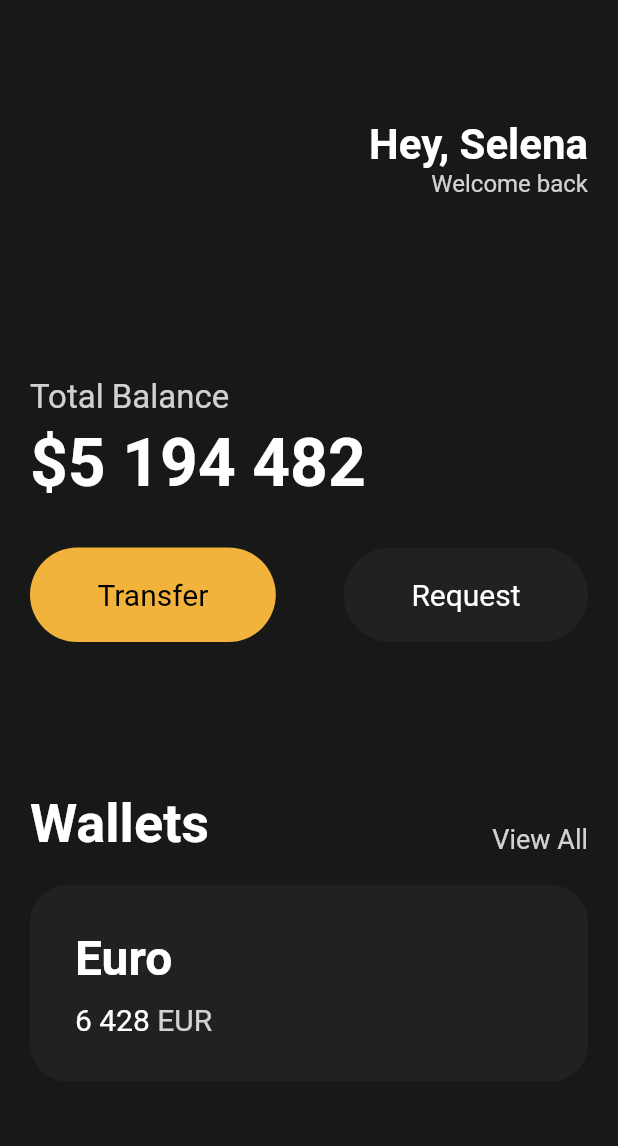
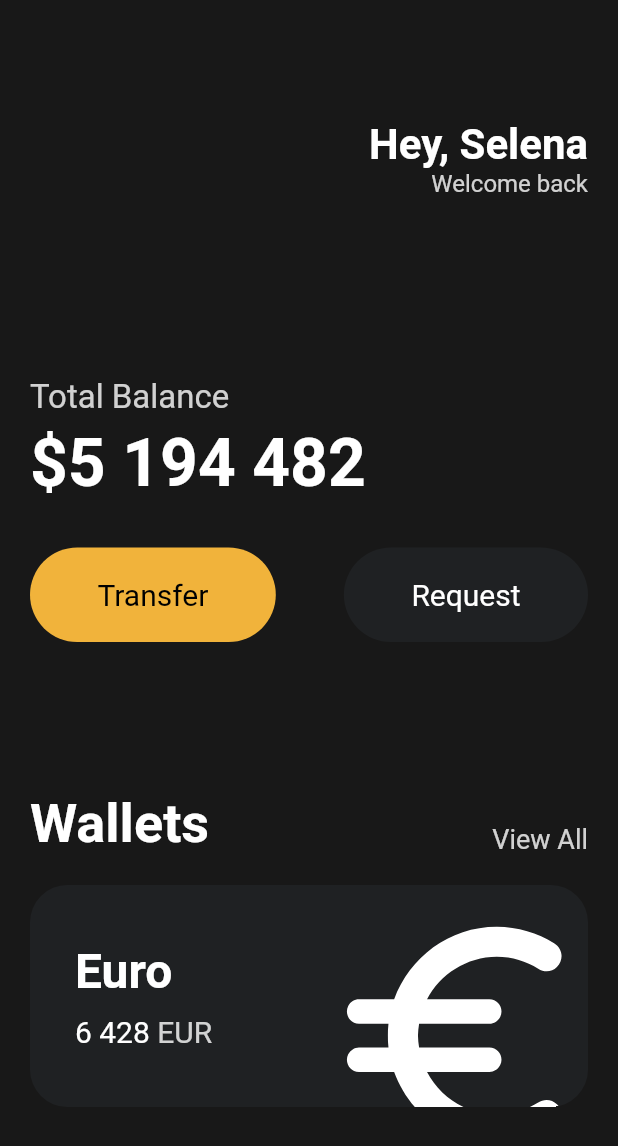
Before and after one commit to tiatiahwang/toonflix, a Flutter app: the screen it shows after launch, on a phone screen of 412 x 824 dp. Shown: the top 1146 px of the screen. Run offline on Flutter 3.47's test engine with Material 2 defaults, Android fonts, the phone set to English and light mode, and no system bars.

Commit message:
UI - card icon and transform

```diff
--- a/lib/main.dart
+++ b/lib/main.dart
@@ -101,13 +101,15 @@ class App extends StatelessWidget {
                 height: 20,
               ),
               Container(
+                  clipBehavior: Clip.hardEdge,
                   decoration: BoxDecoration(
                     color: const Color(0xFF1F2123),
                     borderRadius: BorderRadius.circular(25),
                   ),
                   child: Padding(
-                      padding: EdgeInsets.all(30),
+                      padding: const EdgeInsets.all(30),
                       child: Row(
+                        mainAxisAlignment: MainAxisAlignment.spaceBetween,
                         children: [
                           Column(
                             crossAxisAlignment: CrossAxisAlignment.start,
@@ -141,7 +143,17 @@ class App extends StatelessWidget {
                                 ],
                               )
                             ],
-                          )
+                          ),
+                          Transform.scale(
+                              scale: 2.2,
+                              child: Transform.translate(
+                                offset: const Offset(-5, 12),
+                                child: const Icon(
+                                  Icons.euro_rounded,
+                                  color: Colors.white,
+                                  size: 88,
+                                ),
+                              ))
                         ],
                       )))
             ])),
```
